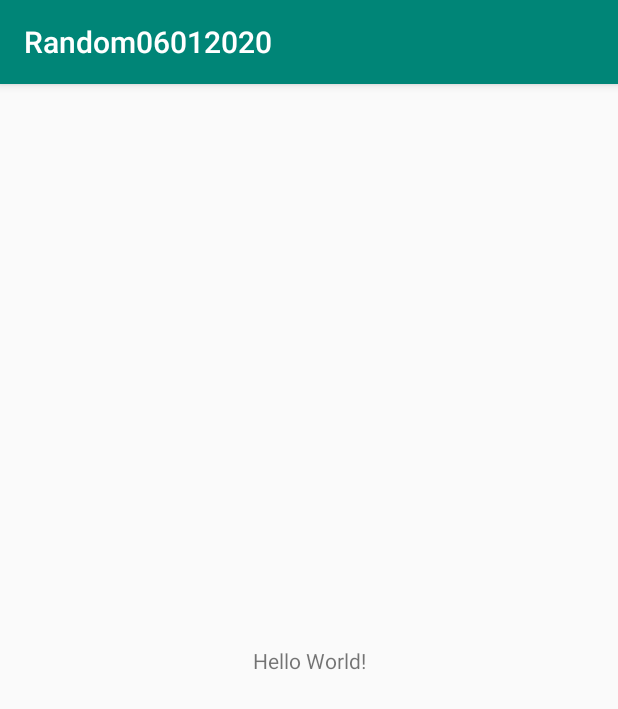
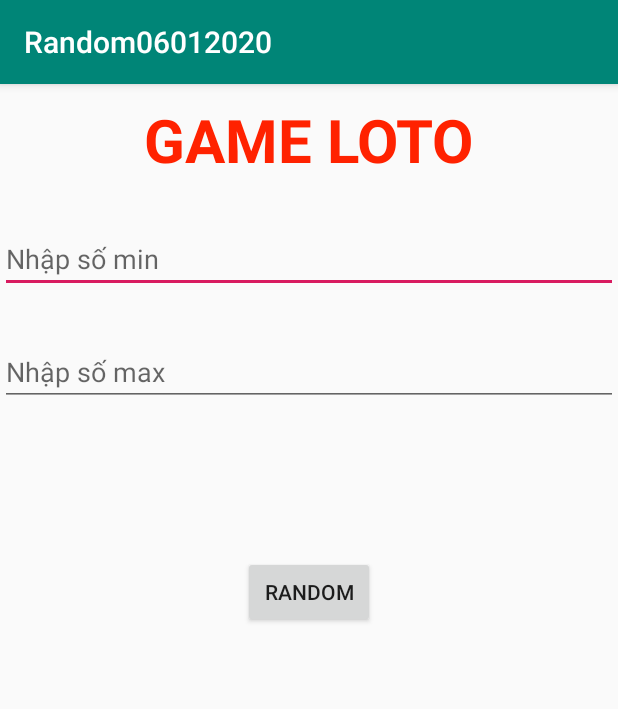
Before and after one commit to phamtanphat/Random06012020, an Android app: the screen it shows after launch (MainActivity), on a phone screen of 412 x 824 dp. Shown: the top 709 px of the screen. Run offline under Robolectric (Android 15) with nearby library versions, the phone set to English and light mode, and no system bars.

Commit message:
ui app loto

```diff
--- a/app/src/main/java/com/example/random06012020/MainActivity.java
+++ b/app/src/main/java/com/example/random06012020/MainActivity.java
@@ -14,37 +14,5 @@ public class MainActivity extends AppCompatActivity {
         super.onCreate(savedInstanceState);
         setContentView(R.layout.activity_main);
 
-        // Cách 1 : Dùng lớp random
-//        0 -> 10
-        // 75 => 133 => tìm công thức
-        Random random = new Random();
-        for (int i = 0 ; i < 1000 ; i++){
-//            (max - min + 1) + min
-            int value = random.nextInt(133 - 75 + 1) + 75;
-            Log.d("BBB",value + "");
-        }
-
-
-        // Cách 2 : Math
-        // Hàm làm tròn : Math.round
-        // Hàm làm tròn lên : Math.ceil()
-        // Hàm làm tròn xuống : Math.floor()
-//
-//        5 ~ 10
-//        for (int i = 0 ; i < 100 ; i++){
-//            double numberRandom = (Math.random() * 5) + 5;
-//            long value = Math.round(numberRandom);
-//            Log.d("BBB", String.valueOf(value));
-//        }
-
-//        double value = Math.floor(numberRandom);
-//        Log.d("BBB",String.valueOf(value));
-
-        // 1 : Phím tắt hỗ trợ fix lỗi : alt + enter
-        // 2 : Xem cách fix trên stackoverflow
-        // 3 :  Coi document của object
-
-        //builtin - function
-//        Log.d("BBB","abc");
     }
 }
--- a/app/src/main/res/layout/activity_main.xml
+++ b/app/src/main/res/layout/activity_main.xml
@@ -1,5 +1,6 @@
 <?xml version="1.0" encoding="utf-8"?>
-<androidx.constraintlayout.widget.ConstraintLayout xmlns:android="http://schemas.android.com/apk/res/android"
+<RelativeLayout
+    xmlns:android="http://schemas.android.com/apk/res/android"
     xmlns:app="http://schemas.android.com/apk/res-auto"
     xmlns:tools="http://schemas.android.com/tools"
     android:layout_width="match_parent"
@@ -7,12 +8,48 @@
     tools:context=".MainActivity">
 
     <TextView
+        android:id="@+id/tvTitle"
+        android:textStyle="bold"
+        android:layout_marginTop="10dp"
+        android:layout_centerHorizontal="true"
+        android:textColor="#f20"
+        android:textSize="40sp"
+        android:text="GAME LOTO"
         android:layout_width="wrap_content"
-        android:layout_height="wrap_content"
-        android:text="Hello World!"
-        app:layout_constraintBottom_toBottomOf="parent"
-        app:layout_constraintLeft_toLeftOf="parent"
-        app:layout_constraintRight_toRightOf="parent"
-        app:layout_constraintTop_toTopOf="parent" />
+        android:layout_height="wrap_content"/>
 
-</androidx.constraintlayout.widget.ConstraintLayout>
+    <EditText
+        android:id="@+id/edtSomin"
+        android:hint="Nhập số min"
+        android:inputType="number"
+        android:layout_marginTop="30dp"
+        android:layout_below="@id/tvTitle"
+        android:layout_width="match_parent"
+        android:layout_height="wrap_content"/>
+    <EditText
+        android:id="@+id/edtSomax"
+        android:hint="Nhập số max"
+        android:inputType="number"
+        android:layout_marginTop="30dp"
+        android:layout_below="@id/edtSomin"
+        android:layout_width="match_parent"
+        android:layout_height="wrap_content"/>
+    <Button
+        android:id="@+id/btnRandom"
+        android:text="Random"
+        android:layout_centerHorizontal="true"
+        android:layout_marginTop="100dp"
+        android:layout_below="@id/edtSomax"
+        android:layout_width="wrap_content"
+        android:layout_height="wrap_content"/>
+    <TextView
+        android:textColor="#D81B60"
+        android:textSize="20sp"
+        android:layout_marginLeft="10dp"
+        tools:text="1-2-3-4-5-6-7"
+        android:id="@+id/tvKetqua"
+        android:layout_marginTop="30dp"
+        android:layout_below="@id/btnRandom"
+        android:layout_width="wrap_content"
+        android:layout_height="wrap_content"/>
+</RelativeLayout>
```
